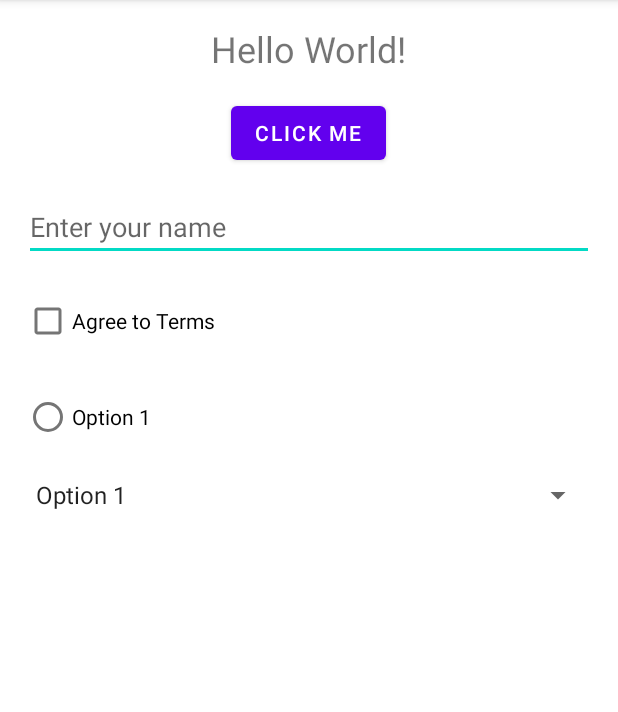
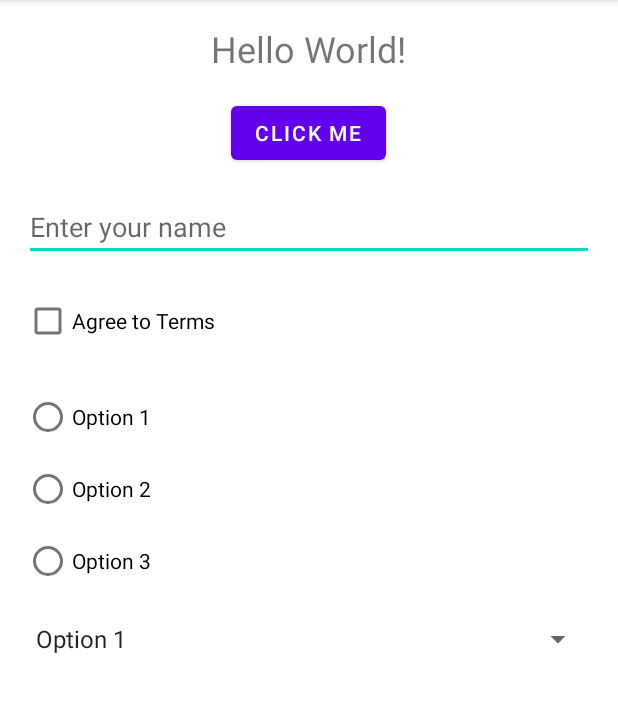
Before and after one commit to KlodianKambo/didactic-playground, an Android app: the screen it shows after launch (MainActivity), on a phone screen of 412 x 824 dp, the part 84-796 px from its top. Run offline under Robolectric (Android 15) with nearby library versions, the phone set to English and light mode, and no system bars.

Commit message:
feat: add more radio options

```diff
--- a/app/src/main/java/com/kambo/klodian/didactic_playground/ui/main/MainFragment.kt
+++ b/app/src/main/java/com/kambo/klodian/didactic_playground/ui/main/MainFragment.kt
@@ -22,7 +22,7 @@ class MainFragment : Fragment() {
     private var button: Button? = null
     private var editText: EditText? = null
     private var checkBox: CheckBox? = null
-    private var radioButton: RadioButton? = null
+    private var radioGroup: RadioGroup? = null
     private var spinner: Spinner? = null
 
     companion object {
@@ -35,7 +35,6 @@ class MainFragment : Fragment() {
     override fun onCreate(savedInstanceState: Bundle?) {
         super.onCreate(savedInstanceState)
         viewModel = ViewModelProvider(this)[MainViewModel::class.java]
-
     }
 
     override fun onCreateView(
@@ -45,35 +44,45 @@ class MainFragment : Fragment() {
 
         val view = inflater.inflate(R.layout.fragment_main, container, false)
 
-        // bind view's components with the xml components
-        textView = view.findViewById(R.id.textView)
-        button = view.findViewById(R.id.button)
-        editText = view.findViewById(R.id.editText)
-        checkBox = view.findViewById(R.id.checkBox)
-        radioButton = view.findViewById(R.id.radioButton)
-        spinner = view.findViewById(R.id.spinner)
+        bindViews(view)
 
         // hook click listener to button
         // setOnClickListener is from View, button inherits from View. See inheritance of the OOP
         button?.setOnClickListener {
-            val name = editText!!.text.toString()
+            val name = editText?.text?.toString()
             Toast.makeText(requireContext(), "Hello, $name!", Toast.LENGTH_SHORT).show()
         }
 
+        radioGroup?.setOnCheckedChangeListener { group, checkedId ->
+            val radioButton: RadioButton = view.findViewById(checkedId)
+            val selectedOption = radioButton.text.toString()
+            Toast.makeText(
+                requireContext(),
+                "Selected option: $selectedOption",
+                Toast.LENGTH_SHORT
+            ).show()
+        }
+
+        addSpinner()
+
+        return view
+    }
+
+    private fun addSpinner() {
         // Spinner options
-        val spinnerData: MutableList<String> = ArrayList()
-        spinnerData.add("Option 1")
-        spinnerData.add("Option 2")
-        spinnerData.add("Option 3")
-
+        val spinnerData = listOf("Option 1", "Option 2", "Option 3")
         val spinnerAdapter: ArrayAdapter<String> =
-            ArrayAdapter<String>(requireContext(), android.R.layout.simple_spinner_item, spinnerData)
+            ArrayAdapter<String>(
+                requireContext(),
+                android.R.layout.simple_spinner_item,
+                spinnerData
+            )
         spinnerAdapter.setDropDownViewResource(android.R.layout.simple_spinner_dropdown_item)
 
-        spinner!!.adapter = spinnerAdapter
+        spinner?.adapter = spinnerAdapter
 
         // Spinner selection
-        spinner!!.onItemSelectedListener = object : AdapterView.OnItemSelectedListener {
+        spinner?.onItemSelectedListener = object : AdapterView.OnItemSelectedListener {
             override fun onItemSelected(
                 parent: AdapterView<*>?,
                 view: View,
@@ -91,8 +100,19 @@ class MainFragment : Fragment() {
 
             override fun onNothingSelected(parent: AdapterView<*>?) {}
         }
-
-        return view
     }
 
+
+    /***********************************************************************************************
+     * Private fun
+     **********************************************************************************************/
+    private fun bindViews(view: View) {
+        // bind view's components with the xml components
+        textView = view.findViewById(R.id.textView)
+        button = view.findViewById(R.id.button)
+        editText = view.findViewById(R.id.editText)
+        checkBox = view.findViewById(R.id.checkBox)
+        spinner = view.findViewById(R.id.spinner)
+        radioGroup = view.findViewById(R.id.radioGroup)
+    }
 }
--- a/app/src/main/res/layout/fragment_main.xml
+++ b/app/src/main/res/layout/fragment_main.xml
@@ -41,20 +41,40 @@
         android:layout_marginTop="16dp"
         android:layout_marginHorizontal="16dp" />
 
-    <RadioButton
-        android:id="@+id/radioButton"
-        android:layout_width="wrap_content"
+    <RadioGroup
+        android:id="@+id/radioGroup"
+        android:layout_width="match_parent"
         android:layout_height="wrap_content"
-        android:text="Option 1"
         android:layout_below="@id/checkBox"
         android:layout_marginTop="16dp"
-        android:layout_marginHorizontal="16dp" />
+        android:layout_marginHorizontal="16dp">
+
+        <RadioButton
+            android:id="@+id/radioButton1"
+            android:layout_width="wrap_content"
+            android:layout_height="wrap_content"
+            android:text="Option 1" />
+
+        <RadioButton
+            android:id="@+id/radioButton2"
+            android:layout_width="wrap_content"
+            android:layout_height="wrap_content"
+            android:text="Option 2" />
+
+        <RadioButton
+            android:id="@+id/radioButton3"
+            android:layout_width="wrap_content"
+            android:layout_height="wrap_content"
+            android:text="Option 3" />
+
+    </RadioGroup>
+
 
     <Spinner
         android:id="@+id/spinner"
         android:layout_width="match_parent"
         android:layout_height="wrap_content"
-        android:layout_below="@id/radioButton"
+        android:layout_below="@id/radioGroup"
         android:layout_marginTop="16dp"
         android:layout_marginHorizontal="16dp" />
 
```
